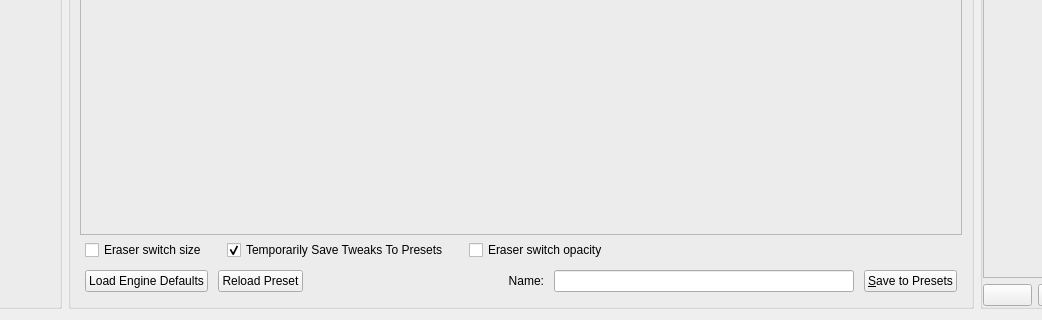
First picture: the form in libs/ui/forms/wdgpaintopsettings.ui, repository KDE/krita, before the edit; both pictures show x 138 to 1180 and y 192 to 512 of the 1405 by 512 pixel window.
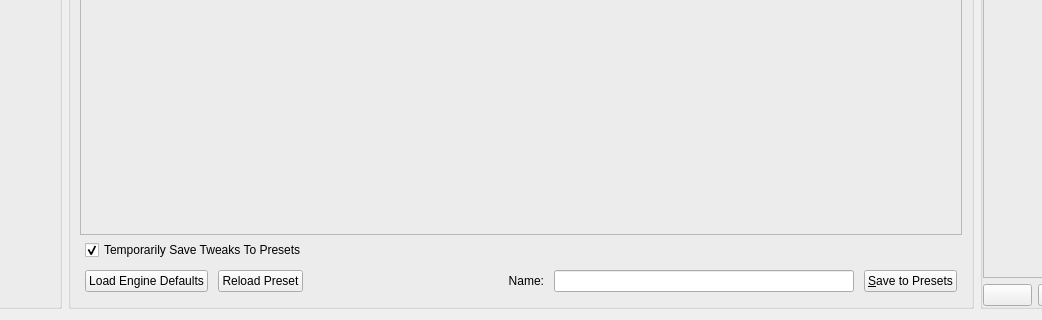
Second picture: the form after the edit. Custom widgets are drawn as their Qt base class.

Commit message: move switchbrush size and opacity to the global options area

```diff
--- a/libs/ui/forms/wdgpaintopsettings.ui
+++ b/libs/ui/forms/wdgpaintopsettings.ui
@@ -46,7 +46,7 @@
        </widget>
       </item>
       <item>
-       <layout class="QHBoxLayout" name="horizontalLayout_3" stretch="0,0,0,0,0">
+       <layout class="QHBoxLayout" name="horizontalLayout_3" stretch="0,0,0">
         <property name="spacing">
          <number>20</number>
         </property>
@@ -62,25 +62,6 @@
         <property name="bottomMargin">
          <number>5</number>
         </property>
-        <item>
-         <widget class="QCheckBox" name="eraserBrushSizeCheckBox">
-          <property name="sizePolicy">
-           <sizepolicy hsizetype="Minimum" vsizetype="Fixed">
-            <horstretch>0</horstretch>
-            <verstretch>0</verstretch>
-           </sizepolicy>
-          </property>
-          <property name="toolTip">
-           <string>Erase mode will use a separate brush size</string>
-          </property>
-          <property name="text">
-           <string>Eraser switch size</string>
-          </property>
-          <property name="checked">
-           <bool>false</bool>
-          </property>
-         </widget>
-        </item>
         <item>
          <widget class="QCheckBox" name="dirtyPresetCheckBox">
           <property name="sizePolicy">
@@ -97,25 +78,6 @@
           </property>
          </widget>
         </item>
-        <item>
-         <widget class="QCheckBox" name="eraserBrushOpacityCheckBox">
-          <property name="sizePolicy">
-           <sizepolicy hsizetype="Minimum" vsizetype="Fixed">
-            <horstretch>0</horstretch>
-            <verstretch>0</verstretch>
-           </sizepolicy>
-          </property>
-          <property name="toolTip">
-           <string>Erase mode will use a separate brush opacity</string>
-          </property>
-          <property name="text">
-           <string>Eraser switch opacity</string>
-          </property>
-          <property name="checked">
-           <bool>false</bool>
-          </property>
-         </widget>
-        </item>
         <item>
          <spacer name="horizontalSpacer">
           <property name="orientation">
```
The commit also changes 6 other files.
